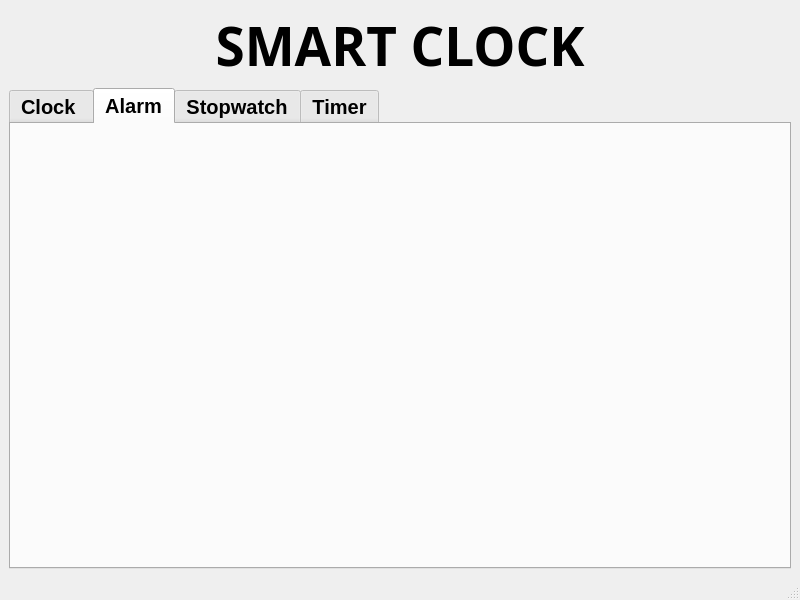
fuw4kr/SmartClock, file mainwindow.ui: the form before one commit.
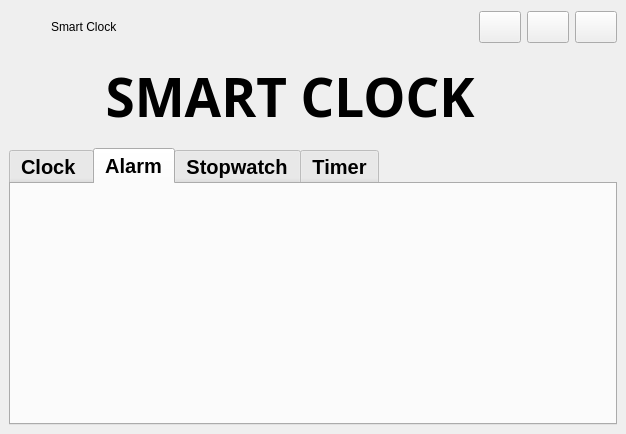
The form after the commit. Icons and pictures are not drawn.

Commit message:
Add full light/dark theme support and fix icon updates
- Implemented dynamic theme switching between Light and Dark modes
- Added ThemeManager integration for saving and applying user theme
preferences
- Updated MainWindow to correctly refresh icons and window controls when
theme changes
- Fixed invalid setIcon() calls on QWidget-based tabs
- Now using QTabWidget::setTabIcon() for proper icon updates in all tabs
- Added distinct light/dark icons for Clock, Alarm, Stopwatch, and Timer
tabs
- Improved visual consistency across toolbar and tray icons

The edit to the form file:
```diff
--- a/mainwindow.ui
+++ b/mainwindow.ui
@@ -6,8 +6,8 @@
    <rect>
     <x>0</x>
     <y>0</y>
-    <width>800</width>
-    <height>600</height>
+    <width>626</width>
+    <height>434</height>
    </rect>
   </property>
   <property name="windowTitle">
@@ -20,8 +20,192 @@
    </size>
   </property>
   <widget class="QWidget" name="centralwidget">
+   <layout class="QVBoxLayout" name="verticalLayout_2">
+    <item>
    <layout class="QVBoxLayout" name="verticalLayout">
     <item>
+       <widget class="QWidget" name="titleBar" native="true">
+        <property name="minimumSize">
+         <size>
+          <width>0</width>
+          <height>36</height>
+         </size>
+        </property>
+        <property name="maximumSize">
+         <size>
+          <width>16777215</width>
+          <height>36</height>
+         </size>
+        </property>
+        <layout class="QHBoxLayout" name="horizontalLayout_2">
+         <property name="leftMargin">
+          <number>0</number>
+         </property>
+         <property name="topMargin">
+          <number>0</number>
+         </property>
+         <property name="rightMargin">
+          <number>0</number>
+         </property>
+         <property name="bottomMargin">
+          <number>0</number>
+         </property>
+         <item>
+          <widget class="QLabel" name="IconClock">
+           <property name="minimumSize">
+            <size>
+             <width>36</width>
+             <height>36</height>
+            </size>
+           </property>
+           <property name="maximumSize">
+            <size>
+             <width>36</width>
+             <height>36</height>
+            </size>
+           </property>
+           <property name="text">
+            <string/>
+           </property>
+           <property name="pixmap">
+            <pixmap resource="resources.qrc">:/resources/icons/windowControl/iconsmartclockb.png</pixmap>
+           </property>
+           <property name="scaledContents">
+            <bool>true</bool>
+           </property>
+          </widget>
+         </item>
+         <item>
+          <widget class="QLabel" name="titleLabel">
+           <property name="text">
+            <string>Smart Clock</string>
+           </property>
+          </widget>
+         </item>
+         <item>
+          <spacer name="horizontalSpacer">
+           <property name="orientation">
+            <enum>Qt::Orientation::Horizontal</enum>
+           </property>
+           <property name="sizeHint" stdset="0">
+            <size>
+             <width>40</width>
+             <height>20</height>
+            </size>
+           </property>
+          </spacer>
+         </item>
+         <item>
+          <layout class="QHBoxLayout" name="horizontalLayout">
+           <item>
+            <widget class="QPushButton" name="btnMinimize">
+             <property name="minimumSize">
+              <size>
+               <width>42</width>
+               <height>32</height>
+              </size>
+             </property>
+             <property name="maximumSize">
+              <size>
+               <width>42</width>
+               <height>32</height>
+              </size>
+             </property>
+             <property name="text">
+              <string/>
+             </property>
+             <property name="icon">
+              <iconset resource="resources.qrc">
+               <normaloff>:/resources/icons/windowControl/minimizewindowb.png</normaloff>:/resources/icons/windowControl/minimizewindowb.png</iconset>
+             </property>
+             <property name="iconSize">
+              <size>
+               <width>24</width>
+               <height>24</height>
+              </size>
+             </property>
+            </widget>
+           </item>
+           <item>
+            <widget class="QPushButton" name="btnMaximize">
+             <property name="minimumSize">
+              <size>
+               <width>42</width>
+               <height>32</height>
+              </size>
+             </property>
+             <property name="maximumSize">
+              <size>
+               <width>42</width>
+               <height>32</height>
+              </size>
+             </property>
+             <property name="text">
+              <string/>
+             </property>
+             <property name="icon">
+              <iconset resource="resources.qrc">
+               <normaloff>:/resources/icons/windowControl/restorewindow.png</normaloff>:/resources/icons/windowControl/restorewindow.png</iconset>
+             </property>
+             <property name="iconSize">
+              <size>
+               <width>24</width>
+               <height>24</height>
+              </size>
+             </property>
+            </widget>
+           </item>
+           <item>
+            <widget class="QPushButton" name="btnClose">
+             <property name="minimumSize">
+              <size>
+               <width>42</width>
+               <height>32</height>
+              </size>
+             </property>
+             <property name="maximumSize">
+              <size>
+               <width>42</width>
+               <height>32</height>
+              </size>
+             </property>
+             <property name="text">
+              <string/>
+             </property>
+             <property name="icon">
+              <iconset resource="resources.qrc">
+               <normaloff>:/resources/icons/windowControl/closewindowb.png</normaloff>:/resources/icons/windowControl/closewindowb.png</iconset>
+             </property>
+             <property name="iconSize">
+              <size>
+               <width>24</width>
+               <height>24</height>
+              </size>
+             </property>
+            </widget>
+           </item>
+          </layout>
+         </item>
+        </layout>
+       </widget>
+      </item>
+      <item>
+       <widget class="QWidget" name="widget" native="true">
+        <layout class="QHBoxLayout" name="horizontalLayout_3">
+         <item>
+          <spacer name="horizontalSpacer_2">
+           <property name="orientation">
+            <enum>Qt::Orientation::Horizontal</enum>
+           </property>
+           <property name="sizeHint" stdset="0">
+            <size>
+             <width>40</width>
+             <height>20</height>
+            </size>
+           </property>
+          </spacer>
+         </item>
+         <item>
      <widget class="QLabel" name="label">
       <property name="font">
        <font>
@@ -40,7 +224,45 @@
      </widget>
     </item>
     <item>
+          <widget class="QPushButton" name="btnTheme">
+           <property name="maximumSize">
+            <size>
+             <width>40</width>
+             <height>40</height>
+            </size>
+           </property>
+           <property name="text">
+            <string/>
+           </property>
+           <property name="flat">
+            <bool>true</bool>
+           </property>
+          </widget>
+         </item>
+         <item>
+          <spacer name="horizontalSpacer_3">
+           <property name="orientation">
+            <enum>Qt::Orientation::Horizontal</enum>
+           </property>
+           <property name="sizeHint" stdset="0">
+            <size>
+             <width>30</width>
+             <height>20</height>
+            </size>
+           </property>
+          </spacer>
+         </item>
+        </layout>
+       </widget>
+      </item>
+      <item>
      <widget class="QTabWidget" name="tabWidget">
+        <property name="sizePolicy">
+         <sizepolicy hsizetype="Expanding" vsizetype="Expanding">
+          <horstretch>0</horstretch>
+          <verstretch>0</verstretch>
+         </sizepolicy>
+        </property>
       <property name="minimumSize">
        <size>
         <width>0</width>
@@ -54,6 +276,9 @@
         <bold>true</bold>
        </font>
       </property>
+        <property name="tabPosition">
+         <enum>QTabWidget::TabPosition::North</enum>
+        </property>
       <property name="currentIndex">
        <number>1</number>
       </property>
@@ -63,6 +288,21 @@
         <height>100</height>
        </size>
       </property>
+        <property name="elideMode">
+         <enum>Qt::TextElideMode::ElideNone</enum>
+        </property>
+        <property name="usesScrollButtons">
+         <bool>false</bool>
+        </property>
+        <property name="tabsClosable">
+         <bool>false</bool>
+        </property>
+        <property name="tabBarAutoHide">
+         <bool>false</bool>
+        </property>
+        <property name="expanding" stdset="0">
+         <bool>true</bool>
+        </property>
       <widget class="QWidget" name="clockWindow">
        <attribute name="title">
         <string>Clock </string>
@@ -86,19 +326,12 @@
      </widget>
     </item>
    </layout>
+    </item>
+   </layout>
   </widget>
-  <widget class="QMenuBar" name="menubar">
-   <property name="geometry">
-    <rect>
-     <x>0</x>
-     <y>0</y>
-     <width>800</width>
-     <height>21</height>
-    </rect>
-   </property>
-  </widget>
-  <widget class="QStatusBar" name="statusbar"/>
- </widget>
- <resources/>
+ </widget>
+ <resources>
+  <include location="resources.qrc"/>
+ </resources>
  <connections/>
 </ui>
```
Lines whose indentation alone changed are shown as unchanged. The commit also changes 50 other files.
